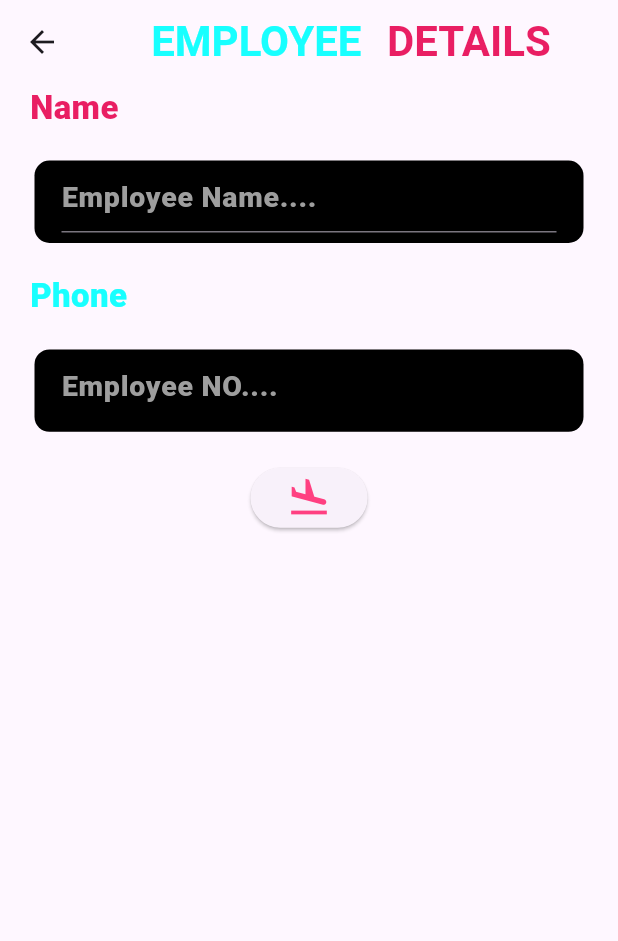
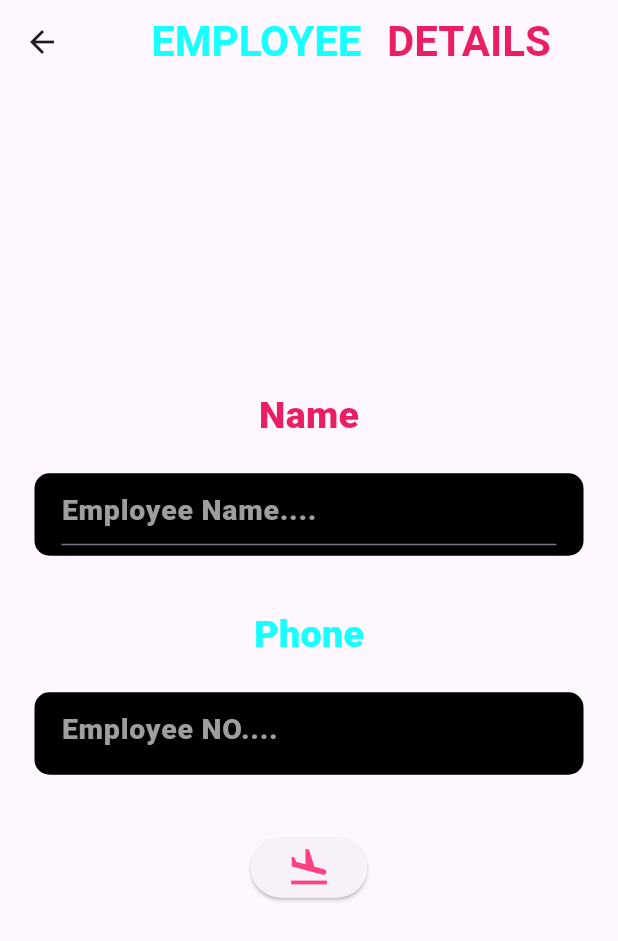
Before and after one commit to Anascholothil/CRUD_OPERATION, a Flutter app: the screen it shows after launch, after a tap on the "add" icon, on a phone screen of 412 x 824 dp. Shown: the top 941 px of the screen. Run offline on Flutter 3.47's test engine with Material 3 defaults, Android fonts, the phone set to English and light mode, and no system bars; our stand-ins replace cloud_firestore, firebase_core, fluttertoast; accounts and stored records are empty.

Commit message:
first commit

```diff
--- a/lib/feildpage.dart
+++ b/lib/feildpage.dart
@@ -1,10 +1,13 @@
 import 'package:amirvendi/provider.dart';
 import 'package:flutter/cupertino.dart';
 import 'package:flutter/material.dart';
+import 'package:flutter/services.dart';
 import 'package:provider/provider.dart';
 
 class Detailspage extends StatelessWidget {
-  Detailspage({super.key});
+  String from;
+  String oldid;
+  Detailspage({super.key,required this.from,required this.oldid,});
   final GlobalKey<FormState> formKey = GlobalKey<FormState>();
 
   @override
@@ -45,8 +48,10 @@ class Detailspage extends StatelessWidget {
         return Form(
           key: formKey,
           child: Column(
+            mainAxisAlignment: MainAxisAlignment.center,
             children: [
               Row(
+                mainAxisAlignment: MainAxisAlignment.center,
                 children: [
                   Padding(
                     padding: const EdgeInsets.symmetric(
@@ -55,7 +60,7 @@ class Detailspage extends StatelessWidget {
                     child: Text(
                       'Name',
                       style: TextStyle(
-                        fontSize: 22,
+                        fontSize: 25,
                         fontWeight: FontWeight.w800,
                         color: Colors.pink,
                       ),
@@ -76,7 +81,7 @@ class Detailspage extends StatelessWidget {
                   child: Padding(
                     padding: const EdgeInsets.symmetric(horizontal: 18.0),
                     child: TextField(
-                      keyboardType: TextInputType.number,
+
                       controller: value.employeenameController,
                       style: TextStyle(
                         color: Colors.grey,
@@ -95,7 +100,11 @@ class Detailspage extends StatelessWidget {
                   ),
                 ),
               ),
+              SizedBox(
+                height: 15,
+              ),
               Row(
+                mainAxisAlignment: MainAxisAlignment.center,
                 children: [
                   Padding(
                     padding: const EdgeInsets.symmetric(
@@ -104,7 +113,7 @@ class Detailspage extends StatelessWidget {
                     child: Text(
                       'Phone',
                       style: TextStyle(
-                          fontSize: 22,
+                          fontSize: 25,
                           fontWeight: FontWeight.w800,
                           color: Colors.cyanAccent),
                     ),
@@ -124,6 +133,9 @@ class Detailspage extends StatelessWidget {
                   child: Padding(
                     padding: const EdgeInsets.symmetric(horizontal: 18.0),
                     child: TextFormField(
+                      inputFormatters: [LengthLimitingTextInputFormatter(10)],
+                      keyboardType: TextInputType.number,
+                      // maxLength: 10,
                       controller: value.employeephoneController,
                       style: TextStyle(
                         color: Colors.grey,
@@ -182,11 +194,19 @@ class Detailspage extends StatelessWidget {
               //     // ),
               //   ),
               // ),
-              Consumer<Amirprovider>(builder: (context, value, child) {
+              Padding(
+                padding: const EdgeInsets.symmetric(vertical: 18.0),
+                child: Consumer<Amirprovider>(builder: (context, value, child) {
                   return ElevatedButton(
                       onPressed: () {
-                      value.addData();
+                        if(from=="NEW"){
+                          value.addData(from,"");
                           value.getemployeeDetails();
+                        }else{
+                          value.addData(from,oldid);
+                          value.getemployeeDetails();
+                        }
+
                         formKey.currentState!.reset();
                         Navigator.pop(context);
                       },
@@ -196,6 +216,7 @@ class Detailspage extends StatelessWidget {
                         color: Colors.pinkAccent,
                       ));
                 }),
+              ),
             ],
           ),
         );
--- a/lib/homescreen.dart
+++ b/lib/homescreen.dart
@@ -6,7 +6,6 @@ import 'feildpage.dart';
 
 class HomeScreen extends StatelessWidget {
   HomeScreen({super.key});
-
 
   @override
   Widget build(BuildContext context) {
@@ -18,7 +17,8 @@ class HomeScreen extends StatelessWidget {
     var width = MediaQuery.of(context).size.width;
     return Scaffold(
       body: Consumer<Amirprovider>(builder: (context, value, child) {
-        return Column(
+        return SingleChildScrollView(
+          child: Column(
             children: [
               Padding(
                 padding: const EdgeInsets.symmetric(vertical: 30.0),
@@ -26,7 +26,7 @@ class HomeScreen extends StatelessWidget {
                   mainAxisAlignment: MainAxisAlignment.center,
                   children: [
                     Text(
-                    "Onk veendii!! ",
+                      "CRUD ",
                       style: TextStyle(
                         fontSize: 28,
                         fontWeight: FontWeight.bold,
@@ -37,7 +37,7 @@ class HomeScreen extends StatelessWidget {
                       width: 12,
                     ),
                     Text(
-                    "CRUD ",
+                      "FIREBASE",
                       style: TextStyle(
                         fontSize: 28,
                         fontWeight: FontWeight.bold,
@@ -53,7 +53,10 @@ class HomeScreen extends StatelessWidget {
                 physics: ScrollPhysics(),
                 itemBuilder: (context, index) {
                   return Padding(
-                  padding: const EdgeInsets.symmetric(horizontal: 18.0,vertical: 22),
+                    padding: const EdgeInsets.symmetric(
+                        horizontal: 18.0, vertical: 22),
+                    child: Material(
+                      elevation: 5.0,
                       child: Container(
                         height: height / 5,
                         width: width / 3,
@@ -72,10 +75,8 @@ class HomeScreen extends StatelessWidget {
                             end: Alignment.bottomRight,
                           ),
                         ),
-                    child: Padding(
-                      padding: const EdgeInsets.symmetric(vertical: 8.0),
                         child: Column(
-                        mainAxisAlignment: MainAxisAlignment.spaceBetween,
+                          mainAxisAlignment: MainAxisAlignment.spaceEvenly,
                           children: [
                             Padding(
                               padding: const EdgeInsets.symmetric(
@@ -85,7 +86,7 @@ class HomeScreen extends StatelessWidget {
                                 mainAxisAlignment: MainAxisAlignment.spaceBetween,
                                 children: [
                                   Text(
-                                  'Name     : ' + value.employelist[index].name,
+                                    'Name    : ' + value.employelist[index].name,
                                     style: TextStyle(
                                       fontSize: 22,
                                       fontWeight: FontWeight.bold,
@@ -93,7 +94,7 @@ class HomeScreen extends StatelessWidget {
                                     ),
                                   ),
                                   GestureDetector(
-                                    onTap: () {
+                                      onDoubleTap: () {
                                         showDialog(
                                           context: context,
                                           builder: (context) => AlertDialog(
@@ -111,8 +112,8 @@ class HomeScreen extends StatelessWidget {
                                                   TextButton(
                                                     onPressed: () {
                                                       value.playersDelete(
-                                                        value
-                                                            .employelist[index].id,
+                                                          value.employelist[index]
+                                                              .id,
                                                           context);
                                                       Navigator.of(context).pop();
                                                     },
@@ -121,7 +122,8 @@ class HomeScreen extends StatelessWidget {
                                                         Container(
                                                           width: 80,
                                                           height: 50,
-                                                        decoration: BoxDecoration(
+                                                          decoration:
+                                                              BoxDecoration(
                                                             borderRadius:
                                                                 BorderRadius
                                                                     .circular(10),
@@ -133,7 +135,8 @@ class HomeScreen extends StatelessWidget {
                                                             style: TextStyle(
                                                                 fontSize: 22,
                                                                 fontWeight:
-                                                                  FontWeight.bold,
+                                                                    FontWeight
+                                                                        .bold,
                                                                 color:
                                                                     Colors.white),
                                                           )),
@@ -141,29 +144,79 @@ class HomeScreen extends StatelessWidget {
                                                         SizedBox(
                                                           width: 20,
                                                         ),
-
                                                       ],
                                                     ),
                                                   ),
+                                                  InkWell(
+                                                    onTap: () {
+                                                      value.playeredit(value
+                                                          .employelist[index].id);
+                                                      Navigator.push(
+                                                          context,
+                                                          MaterialPageRoute(
+                                                            builder: (context) =>
+                                                                Detailspage(
+                                                                    from: "EDIT",
+                                                                    oldid: value
+                                                                        .employelist[
+                                                                            index]
+                                                                        .id),
+                                                          ));
+                                                      Navigator.pop(context);
+                                                    },
+                                                    child: Container(
+                                                      width: 80,
+                                                      height: 50,
+                                                      decoration: BoxDecoration(
+                                                        borderRadius:
+                                                            BorderRadius.circular(
+                                                                10),
+                                                        color: Colors.black45,
+                                                      ),
+                                                      child: Center(
+                                                          child: Text(
+                                                        'Edit',
+                                                        style: TextStyle(
+                                                            fontSize: 22,
+                                                            fontWeight:
+                                                                FontWeight.bold,
+                                                            color: Colors.white),
+                                                      )),
+                                                    ),
+                                                  ),
+                                                  // SizedBox(
+                                                  //   width: 20,
+                                                  // ),
                                                 ],
                                               )
                                             ],
                                           ),
                                         );
                                       },
-                                    child: Icon(
+                                      child: Row(
+
+                                        children: [
+                                          Icon(
                                             Icons.delete,
                                             color: Colors.yellow,
+                                          ),
+                                          SizedBox(width: 10,),
+                                          Icon(
+                                            Icons.edit_calendar,
+                                            color: Colors.yellow,
+                                          ),
+                                        ],
                                       )),
                                 ],
                               ),
                             ),
                             Padding(
-                            padding: const EdgeInsets.symmetric(horizontal: 18.0),
+                              padding:
+                                  const EdgeInsets.symmetric(horizontal: 18.0),
                               child: Row(
                                 children: [
                                   Text(
-                                  'TEAM   :' + value.employelist[index].phone,
+                                    'Phone   :' + value.employelist[index].phone,
                                     style: TextStyle(
                                       fontSize: 22,
                                       fontWeight: FontWeight.bold,
@@ -182,19 +235,25 @@ class HomeScreen extends StatelessWidget {
                 itemCount: value.employelist.length,
               )
             ],
+          ),
         );
       }),
-      floatingActionButton: FloatingActionButton(
+      floatingActionButton: Consumer<Amirprovider>(
+        builder: (context,value,child) {
+          return FloatingActionButton(
             onPressed: () {
+              value.clearFun();
               Navigator.push(
                 context,
                 MaterialPageRoute(
-              builder: (context) => Detailspage(),
+                  builder: (context) => Detailspage(from: "NEW", oldid: ''),
                 ),
               );
             },
             backgroundColor: Colors.tealAccent,
             child: Icon(Icons.add),
+          );
+        }
       ),
     );
   }
--- a/lib/main.dart
+++ b/lib/main.dart
@@ -1,4 +1,5 @@
 import 'package:amirvendi/provider.dart';
+import 'package:amirvendi/splashScreen.dart';
 import 'package:firebase_core/firebase_core.dart';
 import 'package:flutter/material.dart';
 import 'package:provider/provider.dart';
@@ -29,7 +30,7 @@ class MyApp extends StatelessWidget {
           colorScheme: ColorScheme.fromSeed(seedColor: Colors.deepPurple),
           useMaterial3: true,
         ),
-        home: HomeScreen(),
+        home: SplashScreen(),
       ),
     );
   }
--- a/lib/splashScreen.dart
+++ b/lib/splashScreen.dart
@@ -0,0 +1,46 @@
+import 'dart:async';
+
+import 'package:flutter/material.dart';
+
+
+import 'homescreen.dart';
+
+
+
+class SplashScreen extends StatefulWidget {
+  const SplashScreen({super.key});
+
+  @override
+  State<SplashScreen> createState() => _SplashScreenState();
+}
+
+class _SplashScreenState extends State<SplashScreen> {
+  @override
+  void initState() {
+
+    print("codee id her");
+
+    Timer? _timer;
+
+
+    super.initState();
+
+    // MainProvider mainProvider = Provider.of<MainProvider>(context, listen: false);
+
+
+
+    Timer(const Duration(seconds: 3), () {
+      Navigator.push(context, MaterialPageRoute(builder: (context) => HomeScreen(),));
+    });
+
+  }
+  @override
+  Widget build(BuildContext context) {
+
+    return Scaffold(
+      backgroundColor: Colors.white,
+      body: Center(child: Image.asset("assets/splashimg.jpg")),
+
+    );
+  }
+}
--- a/pubspec.yaml
+++ b/pubspec.yaml
@@ -65,8 +65,8 @@ flutter:
   uses-material-design: true
 
   # To add assets to your application, add an assets section, like this:
-  # assets:
-  #   - images/a_dot_burr.jpeg
+  assets:
+     - assets/
   #   - images/a_dot_ham.jpeg
 
   # An image asset can refer to one or more resolution-specific "variants", see
```
Also changed, not shown: lib/provider.dart (+16 -8 lines), assets/splashimg.jpg (added). Lines whose indentation alone changed are shown as unchanged.
